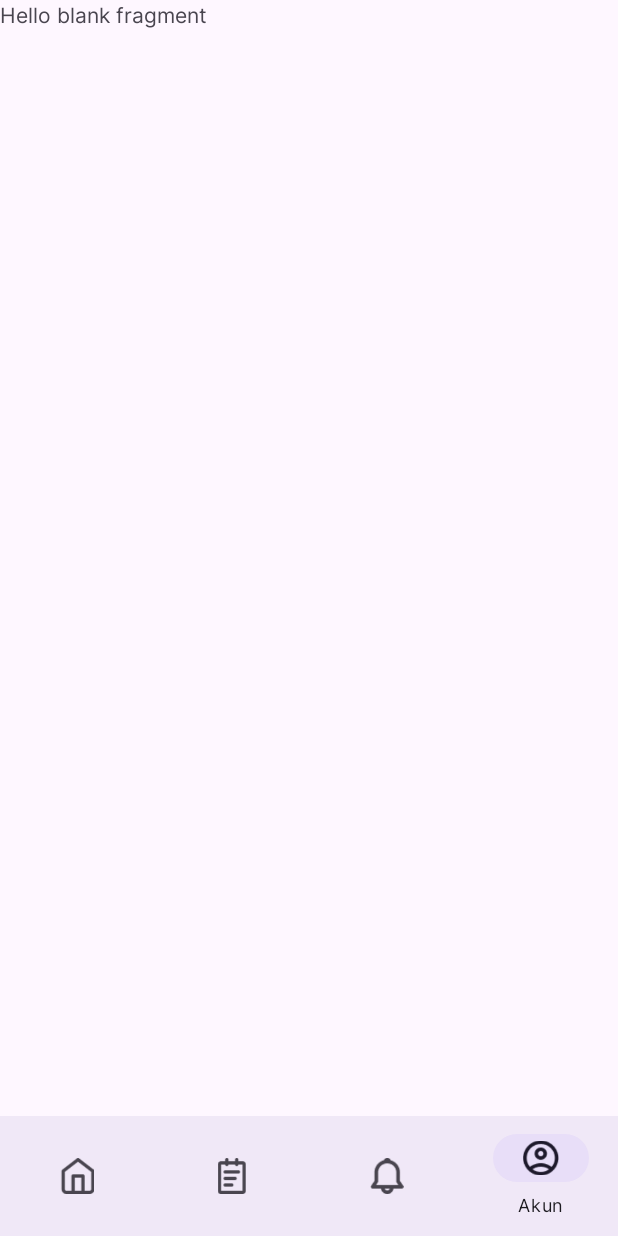
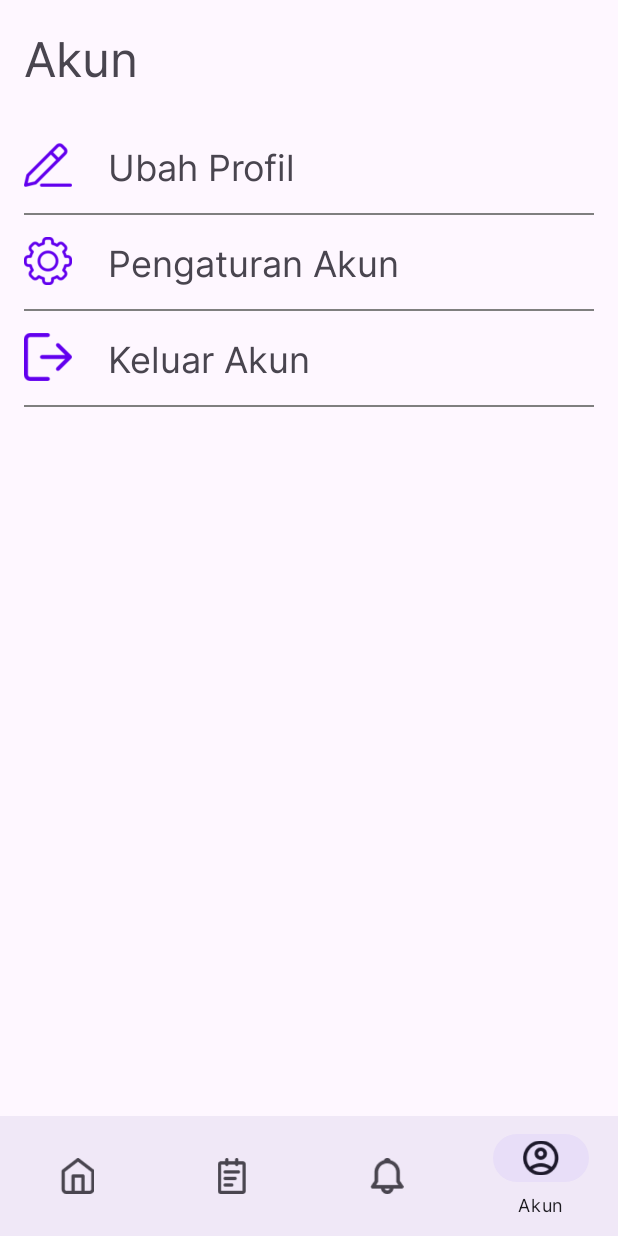
Before and after one commit to UlinNuha89/TerbangAja, an Android app: the AccountFragment screen opened through its navigation route, on a phone screen of 412 x 824 dp. Run offline under Robolectric (Android 15) with nearby library versions, the phone set to English and light mode, and no system bars; our stand-ins replace navigation-ui.

Commit message:
Finishing Account Layout

```diff
--- a/app/src/main/res/layout/fragment_account.xml
+++ b/app/src/main/res/layout/fragment_account.xml
@@ -1,14 +1,106 @@
 <?xml version="1.0" encoding="utf-8"?>
-<FrameLayout xmlns:android="http://schemas.android.com/apk/res/android"
+<androidx.constraintlayout.widget.ConstraintLayout xmlns:android="http://schemas.android.com/apk/res/android"
     xmlns:tools="http://schemas.android.com/tools"
     android:layout_width="match_parent"
     android:layout_height="match_parent"
+    xmlns:app="http://schemas.android.com/apk/res-auto"
     tools:context=".presentation.account.AccountFragment">
 
-    <!-- TODO: Update blank fragment layout -->
     <TextView
-        android:layout_width="match_parent"
-        android:layout_height="match_parent"
-        android:text="@string/hello_blank_fragment" />
+        android:id="@+id/tv_account"
+        android:layout_width="wrap_content"
+        android:layout_height="wrap_content"
+        android:layout_margin="16dp"
+        android:text="@string/text_account"
+        android:textSize="32sp"
+        app:layout_constraintStart_toStartOf="parent"
+        app:layout_constraintTop_toTopOf="parent" />
 
-</FrameLayout>
+    <ImageView
+        android:id="@+id/iv_edit"
+        android:layout_width="32dp"
+        android:layout_height="32dp"
+        android:layout_marginTop="32dp"
+        android:src="@drawable/ic_edit"
+        app:layout_constraintStart_toStartOf="@id/tv_account"
+        app:layout_constraintTop_toBottomOf="@id/tv_account"
+        app:tint="@color/design_default_color_primary" />
+
+    <TextView
+        android:id="@+id/tv_edit_profile"
+        android:layout_width="200dp"
+        android:layout_height="32dp"
+        android:layout_marginStart="24dp"
+        android:text="@string/text_edit_profile"
+        android:textSize="24sp"
+        app:layout_constraintStart_toEndOf="@id/iv_edit"
+        app:layout_constraintTop_toTopOf="@id/iv_edit" />
+
+    <View
+        android:layout_width="380dp"
+        android:layout_height="1dp"
+        android:layout_marginVertical="16dp"
+        android:background="@color/gray"
+        app:layout_constraintEnd_toEndOf="parent"
+        app:layout_constraintStart_toStartOf="parent"
+        app:layout_constraintTop_toBottomOf="@id/iv_edit" />
+
+    <ImageView
+        android:id="@+id/iv_account_setting"
+        android:layout_width="32dp"
+        android:layout_height="32dp"
+        android:layout_marginTop="32dp"
+        android:src="@drawable/ic_setting"
+        app:layout_constraintStart_toStartOf="@id/iv_edit"
+        app:layout_constraintTop_toBottomOf="@id/iv_edit"
+        app:tint="@color/design_default_color_primary" />
+
+    <TextView
+        android:id="@+id/tv_account_setting"
+        android:layout_width="200dp"
+        android:layout_height="32dp"
+        android:layout_marginTop="32dp"
+        android:text="@string/text_account_setting"
+        android:textSize="24sp"
+        app:layout_constraintStart_toStartOf="@id/tv_edit_profile"
+        app:layout_constraintTop_toBottomOf="@id/tv_edit_profile" />
+
+    <View
+        android:layout_width="380dp"
+        android:layout_height="1dp"
+        android:layout_marginVertical="16dp"
+        android:background="@color/gray"
+        app:layout_constraintEnd_toEndOf="parent"
+        app:layout_constraintStart_toStartOf="parent"
+        app:layout_constraintTop_toBottomOf="@id/iv_account_setting" />
+
+    <ImageView
+        android:id="@+id/iv_logout"
+        android:layout_width="32dp"
+        android:layout_height="32dp"
+        android:layout_marginTop="32dp"
+        android:src="@drawable/ic_logout"
+        app:layout_constraintStart_toStartOf="@id/iv_account_setting"
+        app:layout_constraintTop_toBottomOf="@id/iv_account_setting"
+        app:tint="@color/design_default_color_primary" />
+
+    <TextView
+        android:id="@+id/tv_logout"
+        android:layout_width="200dp"
+        android:layout_height="32dp"
+        android:layout_marginTop="32dp"
+        android:text="@string/text_logout"
+        android:textSize="24sp"
+        app:layout_constraintStart_toStartOf="@id/tv_account_setting"
+        app:layout_constraintTop_toBottomOf="@id/tv_account_setting" />
+
+    <View
+        android:layout_width="380dp"
+        android:layout_height="1dp"
+        android:layout_marginVertical="16dp"
+        android:background="@color/gray"
+        app:layout_constraintEnd_toEndOf="parent"
+        app:layout_constraintStart_toStartOf="parent"
+        app:layout_constraintTop_toBottomOf="@id/iv_logout" />
+
+</androidx.constraintlayout.widget.ConstraintLayout>
--- a/app/src/main/res/values/colors.xml
+++ b/app/src/main/res/values/colors.xml
@@ -1,6 +1,7 @@
 <?xml version="1.0" encoding="utf-8"?>
 <resources>
     <color name="black">#FF000000</color>
+    <color name="gray">#7F7F7F</color>
     <color name="white">#FFFFFFFF</color>
     <color name="purple5">#4B1979</color>
     <color name="purple4">#7126B5</color>
--- a/app/src/main/res/values/strings.xml
+++ b/app/src/main/res/values/strings.xml
@@ -6,4 +6,12 @@
     <string name="text_title_tab_account">Akun</string>
     <!-- TODO: Remove or change this placeholder text -->
     <string name="hello_blank_fragment">Hello blank fragment</string>
+    <string name="text_promotion">Promosi</string>
+    <string name="text_notification_body">Dapatkan Potongan Hingga 50% Hari Untuk Tiket Penerbangan Domestik</string>
+    <string name="text_notification_date">30 Juli, 15:35</string>
+    <string name="text_notification">Notifikasi</string>
+    <string name="text_account">Akun</string>
+    <string name="text_edit_profile">Ubah Profil</string>
+    <string name="text_logout">Keluar Akun</string>
+    <string name="text_account_setting">Pengaturan Akun</string>
 </resources>
```
Also changed, not shown: app/src/main/res/drawable/ic_edit.png (added), app/src/main/res/drawable/ic_logout.png (added), app/src/main/res/drawable/ic_setting.png (added).
